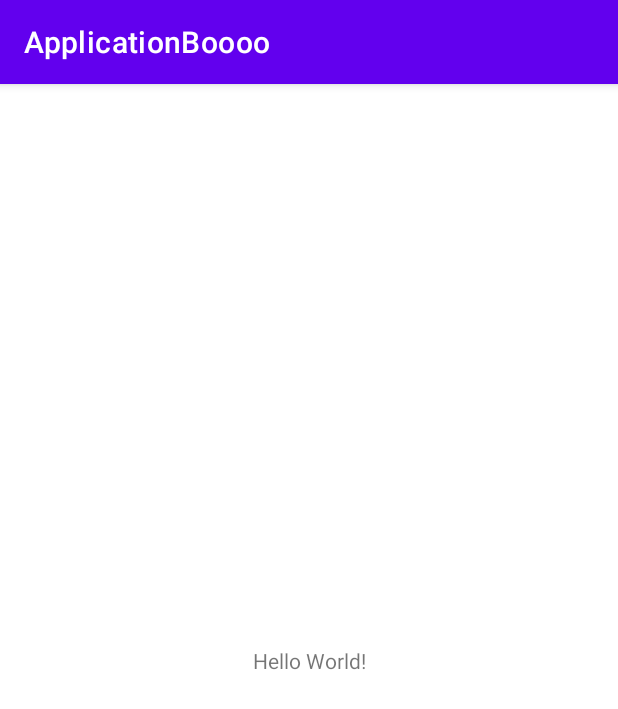
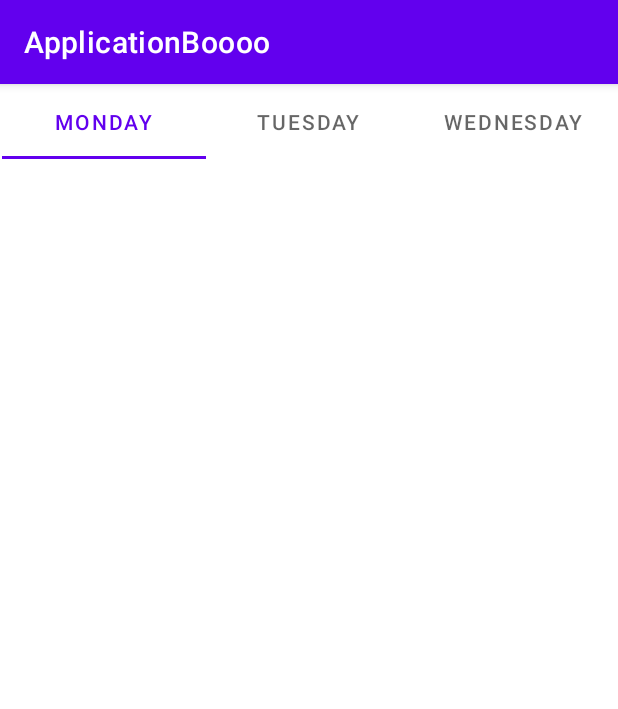
Before and after one commit to aaoovava/Water_Delivery, an Android app: the screen it shows after launch (MainActivity), on a phone screen of 412 x 824 dp. Shown: the top 709 px of the screen. Run offline under Robolectric (Android 15) with nearby library versions, the phone set to English and light mode, and no system bars.

Commit message:
вфвфы

```diff
--- a/ApplicationBoooo/app/src/main/res/layout/activity_main.xml
+++ b/ApplicationBoooo/app/src/main/res/layout/activity_main.xml
@@ -6,13 +6,28 @@
     android:layout_height="match_parent"
     tools:context=".MainActivity">
 
-    <TextView
-        android:layout_width="wrap_content"
-        android:layout_height="wrap_content"
-        android:text="Hello World!"
+    <com.google.android.material.tabs.TabLayout
+        android:layout_width="409dp"
+        android:layout_height="50dp"
         app:layout_constraintBottom_toBottomOf="parent"
-        app:layout_constraintLeft_toLeftOf="parent"
-        app:layout_constraintRight_toRightOf="parent"
-        app:layout_constraintTop_toTopOf="parent" />
+        app:layout_constraintEnd_toEndOf="parent"
+        app:layout_constraintStart_toStartOf="parent"
+        app:layout_constraintTop_toTopOf="parent"
+        app:layout_constraintVertical_bias="0.0">
 
+        <com.google.android.material.tabs.TabItem
+            android:layout_width="wrap_content"
+            android:layout_height="wrap_content"
+            android:text="Monday" />
+
+        <com.google.android.material.tabs.TabItem
+            android:layout_width="wrap_content"
+            android:layout_height="wrap_content"
+            android:text="Tuesday" />
+
+        <com.google.android.material.tabs.TabItem
+            android:layout_width="wrap_content"
+            android:layout_height="wrap_content"
+            android:text="Wednesday" />
+    </com.google.android.material.tabs.TabLayout>
 </androidx.constraintlayout.widget.ConstraintLayout>
--- /dev/null
+++ b/ApplicationBoooo/app/src/main/res/values/dimens.xml
@@ -0,0 +1,5 @@
+<resources>
+    <!-- Default screen margins, per the Android Design guidelines. -->
+    <dimen name="activity_horizontal_margin">16dp</dimen>
+    <dimen name="activity_vertical_margin">16dp</dimen>
+</resources>
--- a/ApplicationBoooo/app/src/main/res/values/strings.xml
+++ b/ApplicationBoooo/app/src/main/res/values/strings.xml
@@ -1,3 +1,7 @@
 <resources>
     <string name="app_name">ApplicationBoooo</string>
+    <string name="title_activity_main2">MainActivity2</string>
+    <string name="title_home">Home</string>
+    <string name="title_dashboard">Dashboard</string>
+    <string name="title_notifications">Notifications</string>
 </resources>
```
Also changed, not shown: ApplicationBoooo/app/build.gradle (+7 -0 lines), ApplicationBoooo/app/src/main/res/drawable/ic_dashboard_black_24dp.xml (added, +9 -0 lines), ApplicationBoooo/app/src/main/res/drawable/ic_home_black_24dp.xml (added, +9 -0 lines), ApplicationBoooo/app/src/main/res/drawable/ic_notifications_black_24dp.xml (added, +9 -0 lines), ApplicationBoooo/app/src/main/res/menu/bottom_nav_menu.xml (added, +19 -0 lines), ApplicationBoooo/app/src/main/res/navigation/mobile_navigation.xml (added, +25 -0 lines).
